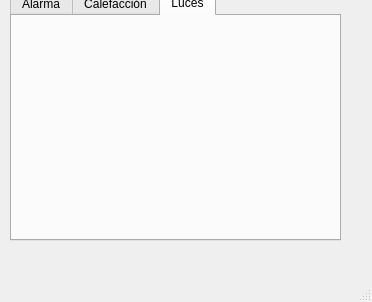
The window that mainwindow.ui (peter2276/Final_Software) describes before a commit, drawn with Qt 5.
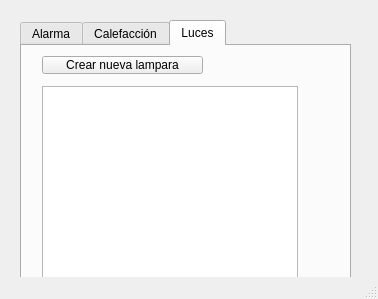
The same window after the commit. The open tabs and pages were chosen to show the change.

What changed in the file:
```diff
--- a/mainwindow.ui
+++ b/mainwindow.ui
@@ -6,8 +6,8 @@
    <rect>
     <x>0</x>
     <y>0</y>
-    <width>372</width>
-    <height>302</height>
+    <width>378</width>
+    <height>299</height>
    </rect>
   </property>
   <property name="windowTitle">
@@ -17,10 +17,10 @@
    <widget class="QTabWidget" name="tabWidget">
     <property name="geometry">
      <rect>
-      <x>10</x>
-      <y>-10</y>
+      <x>20</x>
+      <y>20</y>
       <width>331</width>
-      <height>251</height>
+      <height>261</height>
      </rect>
     </property>
     <property name="currentIndex">
@@ -195,6 +195,29 @@
      <attribute name="title">
       <string>Luces</string>
      </attribute>
+     <widget class="QListWidget" name="LightsListWidget">
+      <property name="geometry">
+       <rect>
+        <x>20</x>
+        <y>40</y>
+        <width>256</width>
+        <height>192</height>
+       </rect>
+      </property>
+     </widget>
+     <widget class="QPushButton" name="LightsCreateButton">
+      <property name="geometry">
+       <rect>
+        <x>20</x>
+        <y>10</y>
+        <width>161</width>
+        <height>18</height>
+       </rect>
+      </property>
+      <property name="text">
+       <string>Crear nueva lampara</string>
+      </property>
+     </widget>
     </widget>
    </widget>
   </widget>
```
Left out of the diff: 2 changed lines with no effect on the pictures.
